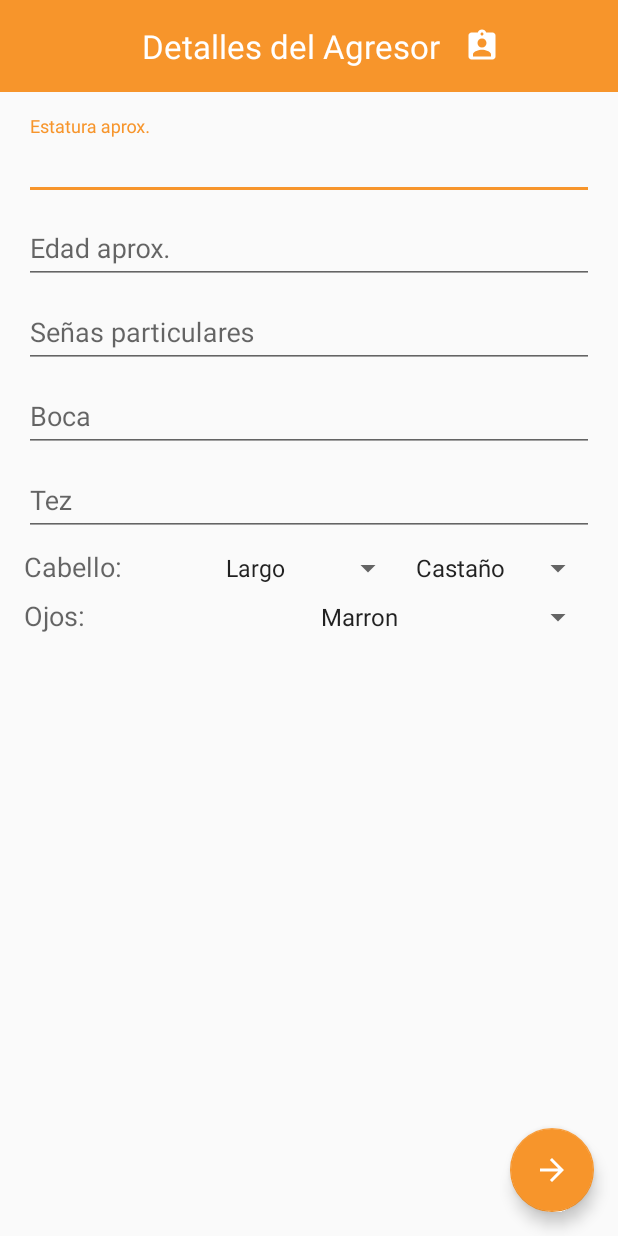
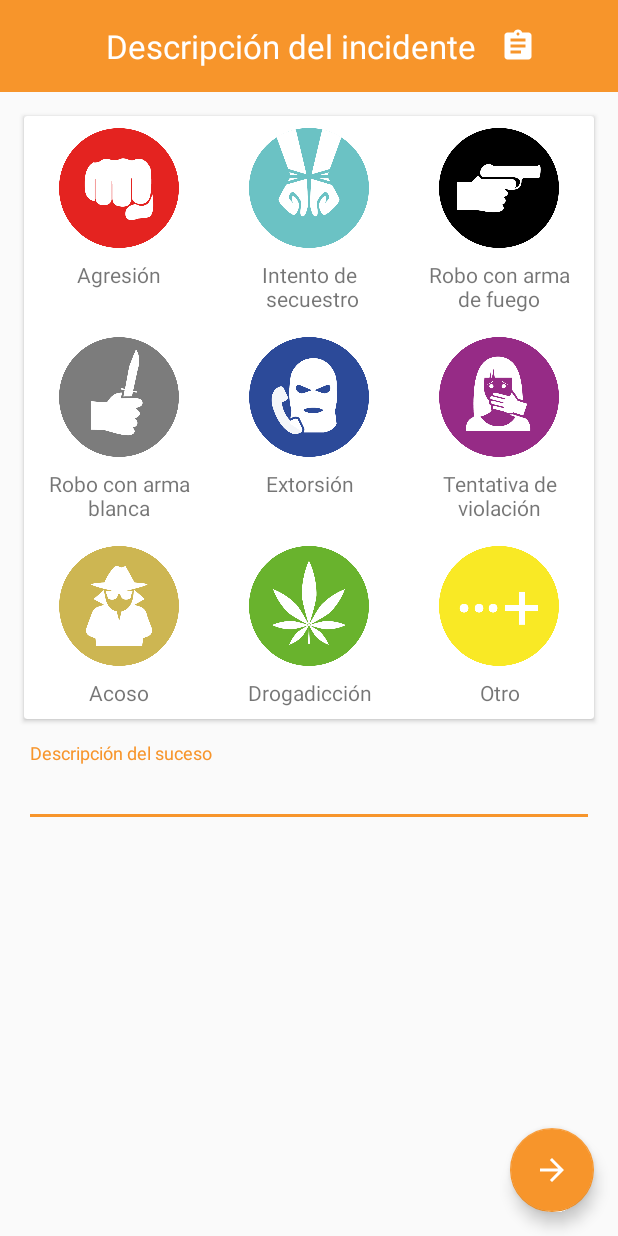
Before and after one commit to DiegoVillalobosFlores/SeguridadUniversitaria, an Android app: the IncidentDetails screen opened directly, with no data from a screen before it, after a tap on an icon or button, on a phone screen of 412 x 824 dp. Run offline under Robolectric (Android 15) with nearby library versions, the phone set to English and light mode, and no system bars; libraries missing offline, so code that uses them is left out: org.jetbrains.anko; 1 statement that could not run was skipped.

Commit message:
Added activities functionality

```diff
--- a/app/src/main/AndroidManifest.xml
+++ b/app/src/main/AndroidManifest.xml
@@ -2,7 +2,6 @@
 <manifest xmlns:android="http://schemas.android.com/apk/res/android"
     package="mobiles.cucei.seguridaduniversitaria">
 
-    <uses-permission android:name="android.permission.INTERNET" />
     <uses-permission android:name="android.permission.INTERNET" />
 
     <!--
@@ -35,6 +34,7 @@
             android:theme="@style/AppTheme" />
         <activity android:name=".AssaultActivities.VictimDetails" />
         <activity android:name=".AssaultActivities.IncidentDetails" />
+        <activity android:name=".AssaultActivities.IncidentDetailsType"/>
         <!--
              The API key for Google Maps-based APIs is defined as a string resource.
              (See the file "res/values/google_maps_api.xml").
--- a/app/src/main/java/mobiles/cucei/seguridaduniversitaria/AssaultActivities/IncidentDetails.kt
+++ b/app/src/main/java/mobiles/cucei/seguridaduniversitaria/AssaultActivities/IncidentDetails.kt
@@ -101,7 +101,7 @@ class IncidentDetails : AppCompatActivity(), OnMapReadyCallback {
             incident.num_victims = incident_details_edit_text_victims_number.text.toString().toInt()
         }
 
-        val intent = Intent(this,Agresor::class.java)
+        val intent = Intent(this,IncidentDetailsType::class.java)
         intent.putExtra("user",user)
         intent.putExtra("incident",incident)
         startActivity(intent)
--- a/app/src/main/java/mobiles/cucei/seguridaduniversitaria/LoginActivity.kt
+++ b/app/src/main/java/mobiles/cucei/seguridaduniversitaria/LoginActivity.kt
@@ -39,9 +39,9 @@ class LoginActivity : AppCompatActivity() {
                     val intent = Intent(this,MainActivity::class.java)
                     intent.putExtra("user",user as Serializable)
                     startActivity(intent)
+                }else{
+                    login_text_error.visibility = View.VISIBLE
                 }
-
-                login_text_error.visibility = View.VISIBLE
                 login_progress_loadinglogin.visibility = View.GONE
                 login_layout_linear_loginform.visibility = View.VISIBLE
             }
--- a/app/src/main/res/layout/activity_incident_details_type.xml
+++ b/app/src/main/res/layout/activity_incident_details_type.xml
@@ -3,12 +3,12 @@
     xmlns:app="http://schemas.android.com/apk/res-auto"
     xmlns:tools="http://schemas.android.com/tools"
     android:layout_width="match_parent"
-    android:layout_height="match_parent"
-    tools:context=".AssaultActivities.IncidentDetailsType">
+    android:layout_height="match_parent">
 
     <android.support.v4.widget.NestedScrollView
         android:layout_width="match_parent"
         android:layout_height="wrap_content">
+
         <LinearLayout
             android:layout_width="match_parent"
             android:layout_height="wrap_content"
@@ -19,24 +19,28 @@
             <android.support.v7.widget.CardView
                 android:layout_width="match_parent"
                 android:layout_height="wrap_content"
+                android:layout_marginStart="16dp"
+                android:layout_marginEnd="16dp"
                 android:layout_margin="16dp">
                 <LinearLayout
                     android:layout_width="match_parent"
                     android:layout_height="wrap_content"
-                    android:orientation="vertical">
+                    android:orientation="vertical"
+                    android:animateLayoutChanges="true">
 
                     <LinearLayout
                         android:layout_width="match_parent"
                         android:layout_height="wrap_content"
                         android:orientation="horizontal"
-                        android:layout_margin="8dp">
+                        android:baselineAligned="false">
                         <LinearLayout
                             android:layout_width="0dp"
-                            android:layout_height="wrap_content"
+                            android:layout_height="match_parent"
                             android:layout_weight="1"
                             android:orientation="vertical"
+                            android:padding="8dp"
                             android:id="@+id/incident_type_layout_agression"
-                            android:background="?android:selectable"
+                            android:background="?selectableItemBackground"
                             android:onClick="onTypeClicked">
                             <ImageView
                                 android:layout_width="80dp"
@@ -48,13 +52,16 @@
                                 android:layout_height="wrap_content"
                                 android:text="Agresión"
                                 android:layout_marginTop="8dp"
+                                android:id="@+id/incident_details_text_agression"
                                 android:layout_gravity="center"/>
                         </LinearLayout>
                         <LinearLayout
-                            android:layout_width="wrap_content"
+                            android:layout_width="0dp"
                             android:layout_height="wrap_content"
+                            android:layout_weight="1"
                             android:orientation="vertical"
-                            android:background="?android:selectable"
+                            android:padding="8dp"
+                            android:background="?selectableItemBackground"
                             android:id="@+id/incident_type_layout_kidnapping"
                             android:onClick="onTypeClicked">
                             <ImageView
@@ -68,6 +75,7 @@
                                 android:text="Intento de\n secuestro"
                                 android:textAlignment="center"
                                 android:layout_marginTop="8dp"
+                                android:id="@+id/incident_details_text_kidnapping"
                                 android:layout_gravity="center"/>
                         </LinearLayout>
                         <LinearLayout
@@ -75,7 +83,8 @@
                             android:layout_height="wrap_content"
                             android:layout_weight="1"
                             android:orientation="vertical"
-                            android:background="?android:selectable"
+                            android:padding="8dp"
+                            android:background="?selectableItemBackground"
                             android:id="@+id/incident_type_layout_rob_gun"
                             android:onClick="onTypeClicked">
                             <ImageView
@@ -89,6 +98,7 @@
                                 android:text="Robo con arma de fuego"
                                 android:textAlignment="center"
                                 android:layout_marginTop="8dp"
+                                android:id="@+id/incident_details_text_rob_gun"
                                 android:layout_gravity="center"/>
                         </LinearLayout>
                     </LinearLayout>
@@ -96,13 +106,14 @@
                         android:layout_width="match_parent"
                         android:layout_height="wrap_content"
                         android:orientation="horizontal"
-                        android:layout_margin="8dp">
+                        android:baselineAligned="false">
                         <LinearLayout
                             android:layout_width="0dp"
                             android:layout_height="wrap_content"
                             android:layout_weight="1"
                             android:orientation="vertical"
-                            android:background="?android:selectable"
+                            android:padding="8dp"
+                            android:background="?selectableItemBackground"
                             android:id="@+id/incident_type_layout_rob_knife"
                             android:onClick="onTypeClicked">
                             <ImageView
@@ -116,13 +127,16 @@
                                 android:text="Robo con arma blanca"
                                 android:layout_marginTop="8dp"
                                 android:textAlignment="center"
+                                android:id="@+id/incident_details_text_rob_knife"
                                 android:layout_gravity="center"/>
                         </LinearLayout>
                         <LinearLayout
-                            android:layout_width="wrap_content"
-                            android:layout_height="wrap_content"
+                            android:layout_width="0dp"
+                            android:layout_height="match_parent"
                             android:orientation="vertical"
-                            android:background="?android:selectable"
+                            android:layout_weight="1"
+                            android:padding="8dp"
+                            android:background="?selectableItemBackground"
                             android:id="@+id/incident_type_layout_extortion"
                             android:onClick="onTypeClicked">
                             <ImageView
@@ -136,6 +150,7 @@
                                 android:text="Extorsión"
                                 android:textAlignment="center"
                                 android:layout_marginTop="8dp"
+                                android:id="@+id/incident_details_text_extortion"
                                 android:layout_gravity="center"/>
                         </LinearLayout>
                         <LinearLayout
@@ -143,8 +158,9 @@
                             android:layout_height="wrap_content"
                             android:layout_weight="1"
                             android:orientation="vertical"
-                            android:background="?android:selectable"
+                            android:background="?selectableItemBackground"
                             android:layout_gravity="center"
+                            android:padding="8dp"
                             android:id="@+id/incident_type_layout_rape"
                             android:onClick="onTypeClicked">
                             <ImageView
@@ -158,6 +174,7 @@
                                 android:text="Tentativa de violación"
                                 android:textAlignment="center"
                                 android:layout_marginTop="8dp"
+                                android:id="@+id/incident_details_text_rape"
                                 android:layout_gravity="center"/>
                         </LinearLayout>
                     </LinearLayout>
@@ -165,13 +182,14 @@
                         android:layout_width="match_parent"
                         android:layout_height="wrap_content"
                         android:orientation="horizontal"
-                        android:layout_margin="8dp">
+                        android:baselineAligned="false">
                         <LinearLayout
                             android:layout_width="0dp"
                             android:layout_height="wrap_content"
                             android:layout_weight="1"
                             android:orientation="vertical"
-                            android:background="?android:selectable"
+                            android:padding="8dp"
+                            android:background="?selectableItemBackground"
                             android:id="@+id/incident_type_layout_creep"
                             android:onClick="onTypeClicked">
                             <ImageView
@@ -184,13 +202,16 @@
                                 android:layout_height="wrap_content"
                                 android:text="Acoso"
                                 android:layout_marginTop="8dp"
+                                android:id="@+id/incident_details_text_creep"
                                 android:layout_gravity="center"/>
                         </LinearLayout>
                         <LinearLayout
-                            android:layout_width="wrap_content"
+                            android:layout_width="0dp"
                             android:layout_height="wrap_content"
                             android:orientation="vertical"
-                            android:background="?android:selectable"
+                            android:layout_weight="1"
+                            android:padding="8dp"
+                            android:background="?selectableItemBackground"
                             android:id="@+id/incident_type_layout_kush"
                             android:onClick="onTypeClicked">
                             <ImageView
@@ -204,6 +225,7 @@
                                 android:text="Drogadicción"
                                 android:textAlignment="center"
                                 android:layout_marginTop="8dp"
+                                android:id="@+id/incident_details_text_kush"
                                 android:layout_gravity="center"/>
                         </LinearLayout>
                         <LinearLayout
@@ -211,7 +233,8 @@
                             android:layout_height="wrap_content"
                             android:layout_weight="1"
                             android:orientation="vertical"
-                            android:background="?android:selectable"
+                            android:padding="8dp"
+                            android:background="?selectableItemBackground"
                             android:layout_gravity="center"
                             android:id="@+id/incident_type_layout_other"
                             android:onClick="onTypeClicked" >
@@ -226,6 +249,7 @@
                                 android:text="Otro"
                                 android:textAlignment="center"
                                 android:layout_marginTop="8dp"
+                                android:id="@+id/incident_details_text_other"
                                 android:layout_gravity="center"/>
                         </LinearLayout>
 
@@ -248,6 +272,19 @@
                 </LinearLayout>
             </android.support.v7.widget.CardView>
 
+            <android.support.design.widget.TextInputLayout
+                android:layout_width="match_parent"
+                android:layout_height="wrap_content"
+                android:layout_marginStart="16dp"
+                android:layout_marginEnd="16dp">
+                <android.support.design.widget.TextInputEditText
+                    android:layout_width="match_parent"
+                    android:layout_height="wrap_content"
+                    android:hint="Descripción del suceso"
+                    android:imeOptions="actionDone"
+                    android:id="@+id/incident_details_edit_text_description"
+                    android:inputType="text"/>
+            </android.support.design.widget.TextInputLayout>
         </LinearLayout>
     </android.support.v4.widget.NestedScrollView>
 
```
Also changed, not shown: app/src/main/java/mobiles/cucei/seguridaduniversitaria/AssaultActivities/Agresor.kt (+6 -1 lines), app/src/main/java/mobiles/cucei/seguridaduniversitaria/AssaultActivities/IncidentDetailsType.kt (+36 -6 lines).
